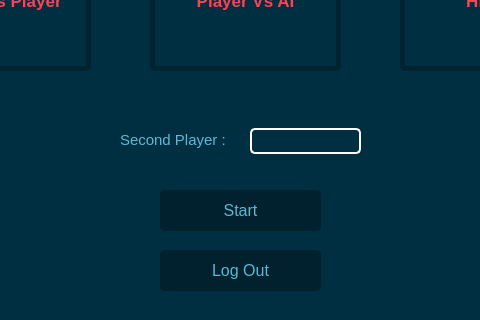
This is mode_selector.ui in mo2menwael/Advanced-Tic-Tac-Toe as Qt 5 draws it before an edit; both pictures show x 150 to 630 and y 280 to 600 of the 791 by 600 pixel window. The edited form follows.
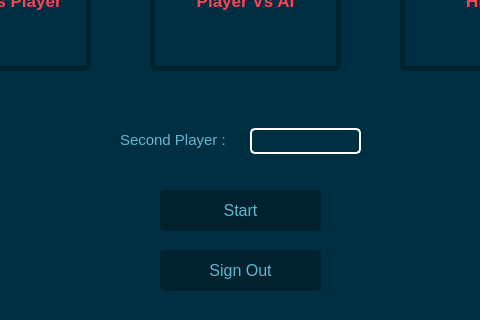
This is the edited form.

What changed in the file:
```diff
--- a/mode_selector.ui
+++ b/mode_selector.ui
@@ -290,7 +290,7 @@
 }</string>
    </property>
    <property name="text">
-    <string>Log Out</string>
+    <string>Sign Out</string>
    </property>
   </widget>
  </widget>
```
Left out of the diff: 4 changed lines with no effect on the pictures.
